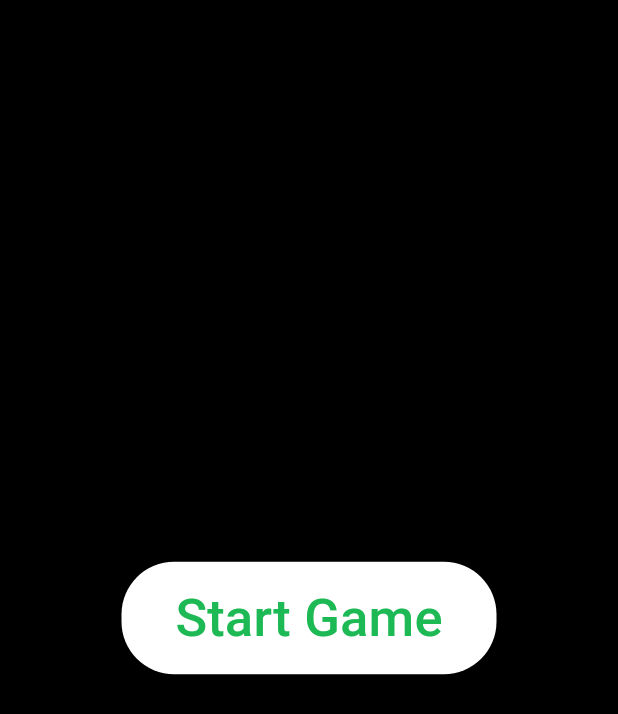
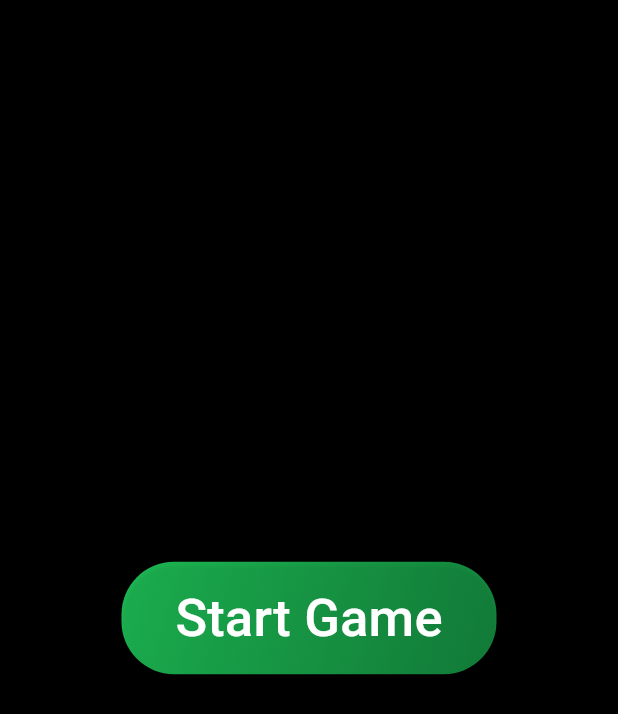
Before and after one commit to hamadadhg/x_o_game_app, a Flutter app: the screen it shows after launch, on a phone screen of 412 x 824 dp. Shown: the top 714 px of the screen. Run offline on Flutter 3.47's test engine with Material 3 defaults, Android fonts, the phone set to English and light mode, and no system bars.

Commit message:
display xo on app

```diff
--- a/lib/views/x_o_view.dart
+++ b/lib/views/x_o_view.dart
@@ -8,9 +8,7 @@ class XOView extends StatelessWidget {
   Widget build(BuildContext context) {
     return const Scaffold(
       backgroundColor: Colors.black,
-      body: Center(
-        child: CustomXOGameWidget(),
-      ),
+      body: CustomXOGameWidget(),
     );
   }
 }
--- a/lib/widgets/custom_elevated_button_widget.dart
+++ b/lib/widgets/custom_elevated_button_widget.dart
@@ -6,14 +6,33 @@ class CustomElevatedButtonWidget extends StatelessWidget {
 
   @override
   Widget build(BuildContext context) {
-    return ElevatedButton(
+    return Container(
+      decoration: BoxDecoration(
+        gradient: const LinearGradient(
+          colors: [
+            Color(
+              0xff1db954,
+            ),
+            Color(
+              0xff12823B,
+            ),
+          ],
+          begin: Alignment.topLeft,
+          end: Alignment.bottomRight,
+        ),
+        borderRadius: BorderRadius.circular(
+          35,
+        ),
+      ),
+      child: ElevatedButton(
         style: ElevatedButton.styleFrom(
           fixedSize: const Size(
             250,
             75,
           ),
-        backgroundColor: const Color(
-          0xffffffff,
+          backgroundColor: Colors.transparent,
+          shadowColor: Colors.black.withOpacity(
+            0.25,
           ),
           shape: RoundedRectangleBorder(
             borderRadius: BorderRadius.circular(
@@ -30,10 +49,9 @@ class CustomElevatedButtonWidget extends StatelessWidget {
           child: Text(
             'Start Game',
             style: TextStyle(
-            color: Color(
-              0xff1db954,
+              color: Colors.white,
+              fontSize: 35,
             ),
-            fontSize: 35,
           ),
         ),
       ),
```
Also changed, not shown: lib/widgets/custom_x_o_game_widget.dart (+161 -2 lines). Lines whose indentation alone changed are shown as unchanged.
